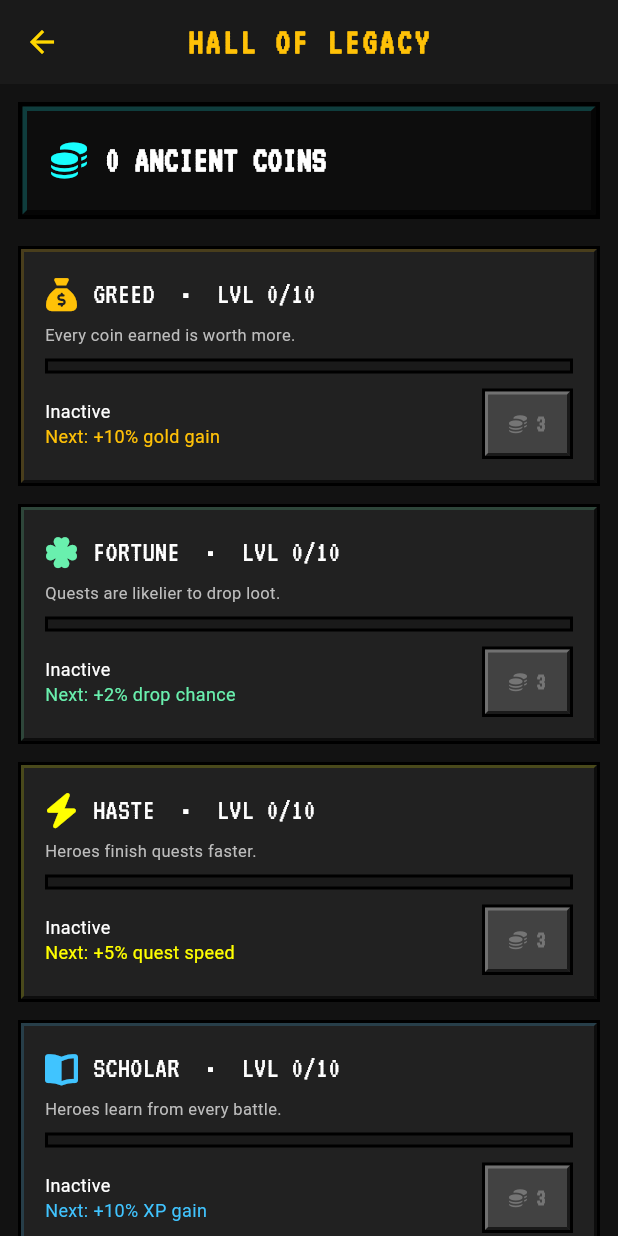
After one commit to parkerallen1/guilds-of-antiquity, a Flutter app: the LegacyScreen screen opened directly, on a phone screen of 412 x 824 dp. The commit adds this screen. Run offline on Flutter 3.47's test engine with Material 3 defaults, Android fonts, the phone set to English and light mode, and no system bars; our stand-ins replace audioplayers, flutter_animate, flutter_riverpod, font_awesome_flutter, google_fonts, hive and 1 more; accounts and stored records are empty; Roboto replaces fonts that are missing (Pixelify Sans).

Commit message:
feat(meta): Hall of Legacy UI for the Ancient-Coin tree (P3.1b)
Surfaces the meta tree from P3.1a:

- LegacyScreen: Ancient-Coin balance + the six upgrades, each showing level
  out of max, a segmented progress bar, current vs next-level effect, and a
  coin-cost buy button (disabled when unaffordable, MAX when capped).
- Capital menu gains a 'Legacy' entry (crown) alongside Tavern/Shop/Hall/Museum.

flutter analyze clean (bar pre-existing retro_widgets warnings); tests green.

```diff
--- /dev/null
+++ b/lib/ui/screens/legacy_screen.dart
@@ -0,0 +1,235 @@
+import 'package:flutter/material.dart';
+import 'package:flutter_riverpod/flutter_riverpod.dart';
+import 'package:google_fonts/google_fonts.dart';
+import 'package:font_awesome_flutter/font_awesome_flutter.dart';
+
+import '../../models/meta_upgrade.dart';
+import '../../providers/game_provider.dart';
+import '../widgets/retro_widgets.dart';
+
+/// The Hall of Legacy: spend Ancient Coins (earned on prestige) on permanent,
+/// cross-run upgrades (P3.1).
+class LegacyScreen extends ConsumerWidget {
+  const LegacyScreen({super.key});
+
+  @override
+  Widget build(BuildContext context, WidgetRef ref) {
+    final game = ref.watch(gameProvider);
+    final coins = game.ancientCoins;
+
+    return Scaffold(
+      backgroundColor: const Color(0xFF121212),
+      appBar: AppBar(
+        backgroundColor: const Color(0xFF1A1A1A),
+        title: Text(
+          "HALL OF LEGACY",
+          style: GoogleFonts.vt323(
+            color: Colors.amber,
+            fontSize: 24,
+            letterSpacing: 2.0,
+          ),
+        ),
+      ),
+      body: Column(
+        children: [
+          // Ancient Coin balance.
+          RetroPanel(
+            margin: const EdgeInsets.all(12),
+            padding: const EdgeInsets.all(16),
+            backgroundColor: const Color(0xFF0D0D0D),
+            borderWidth: 3,
+            bevelWidth: 3,
+            highlightColor: Colors.cyanAccent.withValues(alpha: 0.2),
+            child: Row(
+              children: [
+                const Icon(FontAwesomeIcons.coins, color: Colors.cyanAccent),
+                const SizedBox(width: 12),
+                Text(
+                  "$coins ANCIENT COINS",
+                  style: GoogleFonts.vt323(
+                    color: Colors.white,
+                    fontSize: 24,
+                    fontWeight: FontWeight.bold,
+                  ),
+                ),
+              ],
+            ),
+          ),
+          Expanded(
+            child: ListView(
+              padding: const EdgeInsets.symmetric(horizontal: 12),
+              children: [
+                for (final u in MetaUpgradeCatalog.all)
+                  _UpgradeTile(
+                    def: MetaUpgradeCatalog.of(u),
+                    level: game.metaLevel(u),
+                    coins: coins,
+                    onBuy: () =>
+                        ref.read(gameProvider.notifier).buyMetaUpgrade(u),
+                  ),
+                const SizedBox(height: 16),
+              ],
+            ),
+          ),
+        ],
+      ),
+    );
+  }
+}
+
+class _UpgradeTile extends StatelessWidget {
+  final MetaUpgradeDef def;
+  final int level;
+  final int coins;
+  final VoidCallback onBuy;
+  const _UpgradeTile({
+    required this.def,
+    required this.level,
+    required this.coins,
+    required this.onBuy,
+  });
+
+  @override
+  Widget build(BuildContext context) {
+    final cost = def.costAt(level);
+    final maxed = cost == null;
+    final affordable = !maxed && coins >= cost;
+    final color = _color(def.type);
+
+    return RetroPanel(
+      margin: const EdgeInsets.symmetric(vertical: 6),
+      padding: const EdgeInsets.all(14),
+      backgroundColor: Colors.grey[900],
+      borderWidth: 2,
+      bevelWidth: 2,
+      highlightColor: color.withValues(alpha: 0.18),
+      child: Column(
+        crossAxisAlignment: CrossAxisAlignment.start,
+        children: [
+          Row(
+            children: [
+              Icon(_icon(def.type), color: color, size: 22),
+              const SizedBox(width: 10),
+              Expanded(
+                child: Text(
+                  "${def.title.toUpperCase()}  •  LVL $level/${def.maxLevel}",
+                  style: GoogleFonts.vt323(color: Colors.white, fontSize: 20),
+                ),
+              ),
+            ],
+          ),
+          const SizedBox(height: 4),
+          Text(
+            def.description,
+            style:
+                GoogleFonts.pixelifySans(color: Colors.grey[400], fontSize: 11),
+          ),
+          const SizedBox(height: 8),
+          RetroProgressBar(
+            value: def.maxLevel == 0 ? 0 : level / def.maxLevel,
+            progressColor: color,
+            height: 10,
+            segments: def.maxLevel,
+          ),
+          const SizedBox(height: 10),
+          Row(
+            crossAxisAlignment: CrossAxisAlignment.center,
+            children: [
+              Expanded(
+                child: Column(
+                  crossAxisAlignment: CrossAxisAlignment.start,
+                  children: [
+                    Text(
+                      level > 0 ? "Now: ${def.effectLabel(level)}" : "Inactive",
+                      style: GoogleFonts.pixelifySans(
+                        color: Colors.white,
+                        fontSize: 12,
+                      ),
+                    ),
+                    if (!maxed)
+                      Text(
+                        "Next: ${def.effectLabel(level + 1)}",
+                        style: GoogleFonts.pixelifySans(
+                          color: color,
+                          fontSize: 12,
+                        ),
+                      ),
+                  ],
+                ),
+              ),
+              if (maxed)
+                Text(
+                  "MAX",
+                  style: GoogleFonts.vt323(
+                    color: Colors.greenAccent,
+                    fontSize: 22,
+                    fontWeight: FontWeight.bold,
+                  ),
+                )
+              else
+                RetroButton(
+                  backgroundColor: affordable ? Colors.cyanAccent : Colors.grey[800]!,
+                  padding:
+                      const EdgeInsets.symmetric(horizontal: 14, vertical: 8),
+                  onPressed: affordable ? onBuy : () {},
+                  child: Row(
+                    mainAxisSize: MainAxisSize.min,
+                    children: [
+                      Icon(
+                        FontAwesomeIcons.coins,
+                        size: 12,
+                        color: affordable ? Colors.black : Colors.grey[600],
+                      ),
+                      const SizedBox(width: 6),
+                      Text(
+                        "$cost",
+                        style: GoogleFonts.vt323(
+                          color: affordable ? Colors.black : Colors.grey[600],
+                          fontWeight: FontWeight.bold,
+                          fontSize: 16,
+                        ),
+                      ),
+                    ],
+                  ),
+                ),
+            ],
+          ),
+        ],
+      ),
+    );
+  }
+
+  IconData _icon(MetaUpgrade u) {
+    switch (u) {
+      case MetaUpgrade.greed:
+        return FontAwesomeIcons.sackDollar;
+      case MetaUpgrade.fortune:
+        return FontAwesomeIcons.clover;
+      case MetaUpgrade.haste:
+        return FontAwesomeIcons.bolt;
+      case MetaUpgrade.scholar:
+        return FontAwesomeIcons.bookOpen;
+      case MetaUpgrade.vigor:
+        return FontAwesomeIcons.heartPulse;
+      case MetaUpgrade.legacy:
+        return FontAwesomeIcons.crown;
+    }
+  }
+
+  Color _color(MetaUpgrade u) {
+    switch (u) {
+      case MetaUpgrade.greed:
+        return Colors.amber;
+      case MetaUpgrade.fortune:
+        return Colors.greenAccent;
+      case MetaUpgrade.haste:
+        return Colors.yellowAccent;
+      case MetaUpgrade.scholar:
+        return Colors.lightBlueAccent;
+      case MetaUpgrade.vigor:
+        return Colors.redAccent;
+      case MetaUpgrade.legacy:
+        return Colors.purpleAccent;
+    }
+  }
+}
--- a/lib/ui/widgets/quest_map.dart
+++ b/lib/ui/widgets/quest_map.dart
@@ -12,6 +12,7 @@ import '../../services/quest_service.dart';
 import '../../utils/quest_logic.dart';
 import '../screens/hall_screen.dart';
 import '../screens/museum_screen.dart';
+import '../screens/legacy_screen.dart';
 import 'tavern_tab.dart';
 import 'shop_tab.dart';
 import 'hero_detail_sheet.dart';
@@ -471,6 +472,16 @@ class QuestMap extends ConsumerWidget {
                     MaterialPageRoute(builder: (_) => const MuseumScreen()),
                   ),
                 ),
+                _buildCityOption(
+                  context,
+                  "Legacy",
+                  FontAwesomeIcons.crown,
+                  Colors.cyan,
+                  () => Navigator.push(
+                    context,
+                    MaterialPageRoute(builder: (_) => const LegacyScreen()),
+                  ),
+                ),
               ],
             ),
           ],
```
